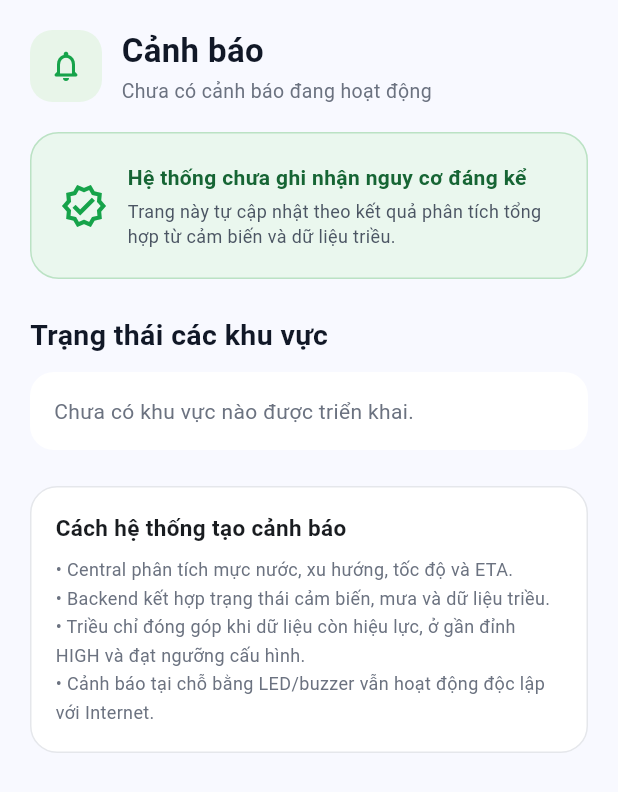
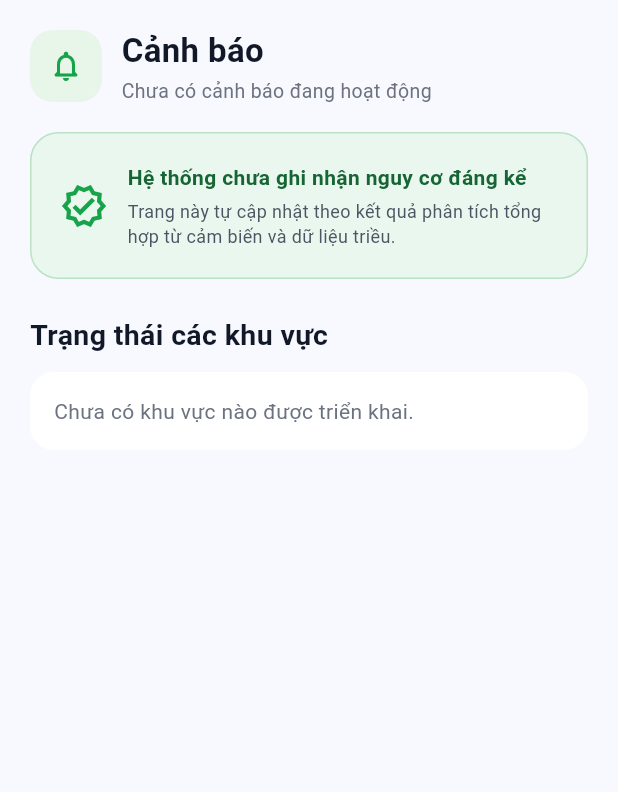
Before and after one commit to doanbeo12/FloodGuard, a Flutter app: the AlertScreen widget shown alone on an empty page, opened directly with empty values, on a phone screen of 412 x 824 dp. Shown: the top 792 px of the screen. Run offline on Flutter 3.47's test engine with Material 3 defaults, Android fonts, the light colour scheme and no system bars; network calls fail.

Commit message:
Remove alert methodology section from user app

```diff
--- a/app/lib/screens/alert_screen.dart
+++ b/app/lib/screens/alert_screen.dart
@@ -116,8 +116,6 @@ class AlertScreen extends StatelessWidget {
             _empty('Chưa có khu vực nào được triển khai.')
           else
             ...deployed.map(_siteCard),
-          const SizedBox(height: 24),
-          _legend(),
         ],
       ),
     );
@@ -423,40 +421,6 @@ class AlertScreen extends StatelessWidget {
     );
   }
 
-  Widget _legend() {
-    return Container(
-      padding: const EdgeInsets.all(16),
-      decoration: BoxDecoration(
-        color: Colors.white,
-        borderRadius: BorderRadius.circular(18),
-        border: Border.all(color: const Color(0xFFE5E7EB)),
-      ),
-      child: const Column(
-        crossAxisAlignment: CrossAxisAlignment.start,
-        children: [
-          Text(
-            'Cách hệ thống tạo cảnh báo',
-            style: TextStyle(
-              fontWeight: FontWeight.bold,
-              fontSize: 15,
-            ),
-          ),
-          SizedBox(height: 9),
-          Text(
-            '• Central phân tích mực nước, xu hướng, tốc độ và ETA.\n'
-            '• Backend kết hợp trạng thái cảm biến, mưa và dữ liệu triều.\n'
-            '• Triều chỉ đóng góp khi dữ liệu còn hiệu lực, ở gần đỉnh HIGH và đạt ngưỡng cấu hình.\n'
-            '• Cảnh báo tại chỗ bằng LED/buzzer vẫn hoạt động độc lập với Internet.',
-            style: TextStyle(
-              color: Color(0xFF6B7280),
-              height: 1.55,
-              fontSize: 12,
-            ),
-          ),
-        ],
-      ),
-    );
-  }
 
   Widget _empty(String text) {
     return Container(
```
